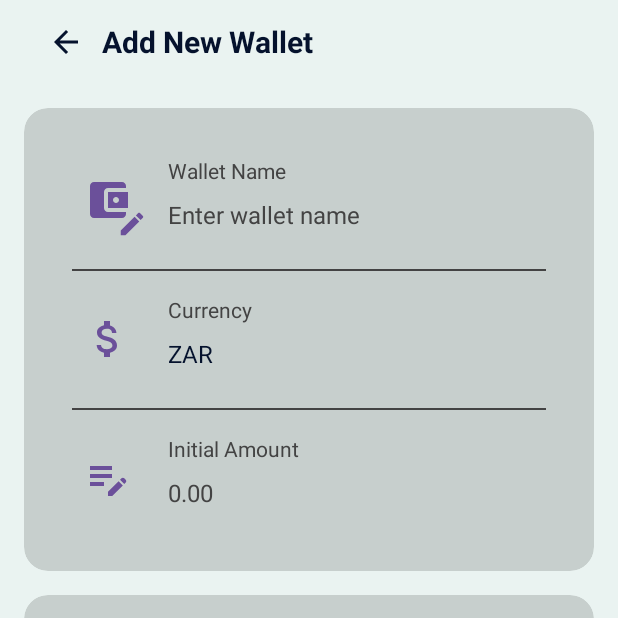
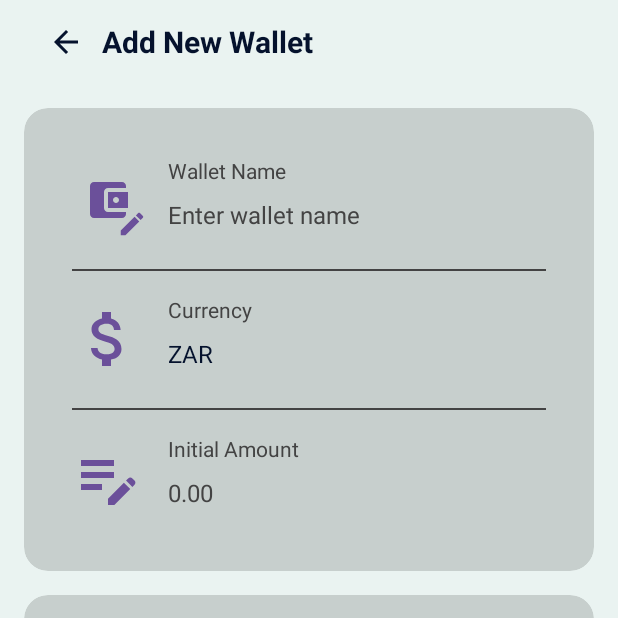
Before and after one commit to AlphaSweater/BudgetBuddy-Project, an Android app: the fragment WalletAddFragment placed in its activity, on a phone screen of 412 x 824 dp, the top half of it. Run offline under Robolectric (Android 15) with nearby library versions, the phone set to English and light mode, and no system bars; our stand-ins replace Dagger/Hilt's generated code, Room's generated code; Roboto replaces fonts that are not available here.

Commit message:
Refactor: Adjust WalletAddFragment icon sizes
- Set the `layout_width` and `layout_height` of the `ImageView` elements for the "Attach Money" and "Edit Note" icons to `match_parent` in `fragment_wallet_add.xml`.

```diff
--- a/app/src/main/res/layout/fragment_wallet_add.xml
+++ b/app/src/main/res/layout/fragment_wallet_add.xml
@@ -184,8 +184,8 @@
                             android:background="?attr/selectableItemBackgroundBorderless">
 
                             <ImageView
-                                android:layout_width="32dp"
-                                android:layout_height="32dp"
+                                android:layout_width="match_parent"
+                                android:layout_height="match_parent"
                                 android:layout_gravity="center"
                                 android:src="@drawable/ic_attach_money_24"
                                 app:tint="?attr/bb_button" />
@@ -233,8 +233,8 @@
                             android:background="?attr/selectableItemBackgroundBorderless">
 
                             <ImageView
-                                android:layout_width="32dp"
-                                android:layout_height="32dp"
+                                android:layout_width="match_parent"
+                                android:layout_height="match_parent"
                                 android:layout_gravity="center"
                                 android:src="@drawable/ic_edit_note_24"
                                 app:tint="?attr/bb_button" />
```
